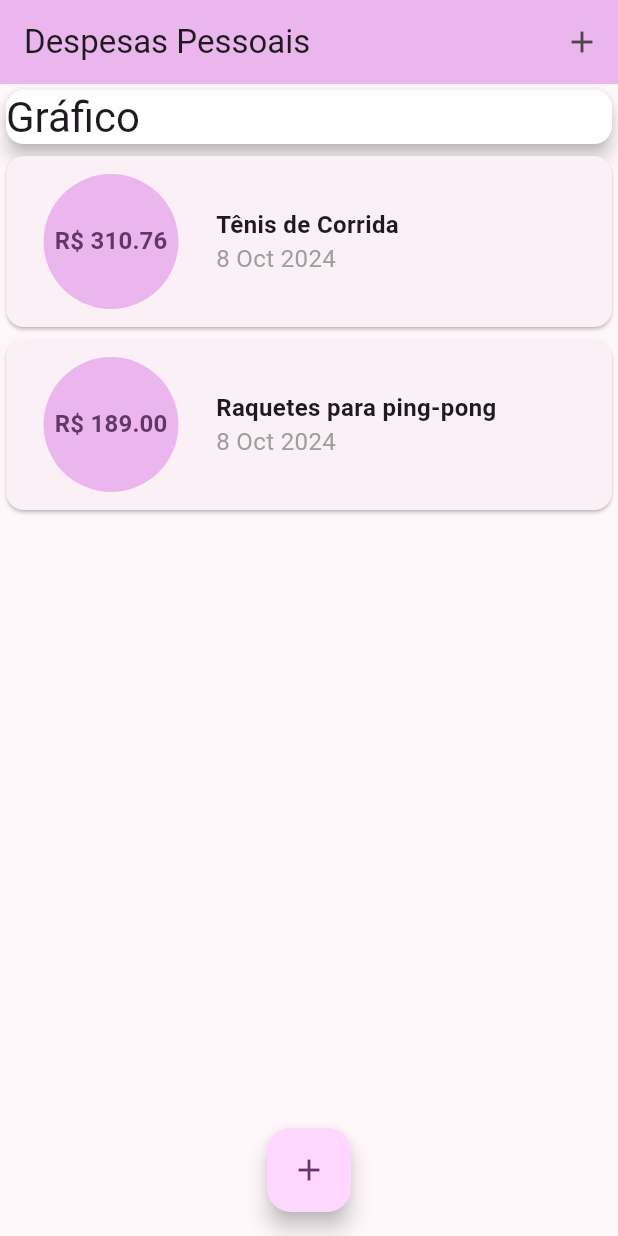
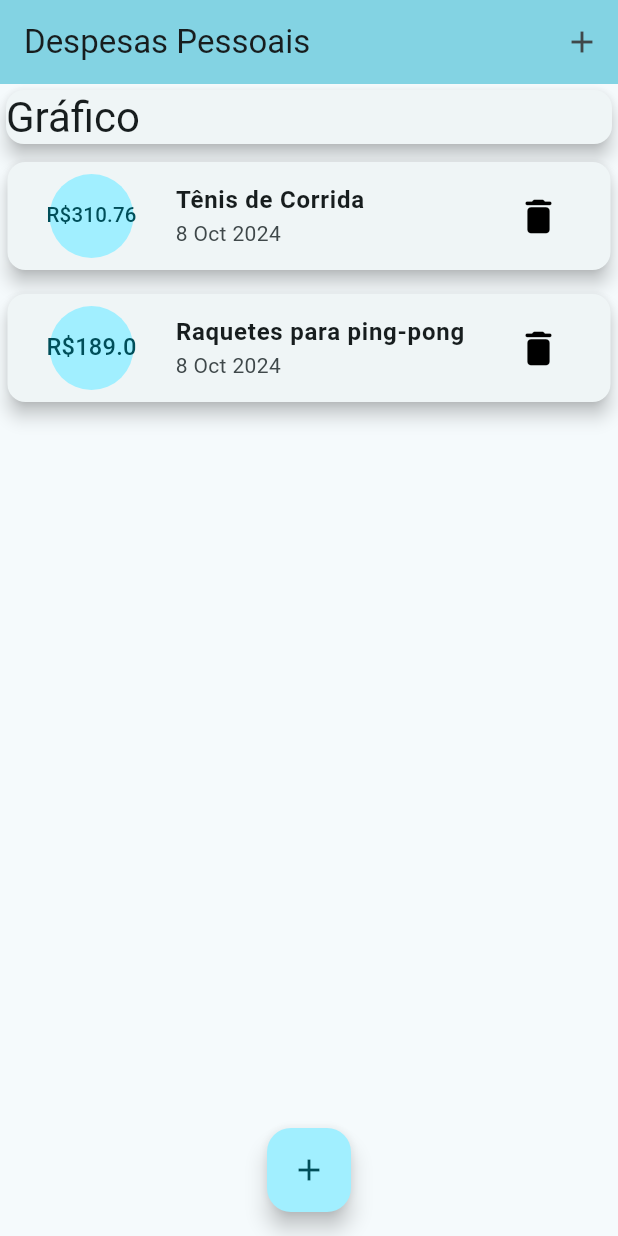
Before and after one commit to FernandoAvellar/expenses, a Flutter app: the screen it shows after launch, on a phone screen of 412 x 824 dp. Run offline on Flutter 3.47's test engine with Material 3 defaults, Android fonts, the phone set to English and light mode, and no system bars.

Commit message:
add ListTile

```diff
--- a/lib/components/transaction_card.dart
+++ b/lib/components/transaction_card.dart
@@ -10,45 +10,31 @@ class TransactionCard extends StatelessWidget {
   @override
   Widget build(BuildContext context) {
     return Card(
-      child: Row(
-        mainAxisAlignment: MainAxisAlignment.start,
-        children: [
-          Container(
-            margin: EdgeInsets.symmetric(
-              vertical: 2,
-              horizontal: 15,
-            ),
-            padding: EdgeInsets.all(10),
-            child: CircleAvatar(
-              radius: 45,
-              backgroundColor: Theme.of(context).colorScheme.inversePrimary,
-              child: Text(
-                'R\$ ${transaction.value.toStringAsFixed(2)}',
-                style: TextStyle(fontWeight: FontWeight.bold, fontSize: 16),
+      elevation: 5,
+      margin: EdgeInsets.symmetric(vertical: 8, horizontal: 5),
+      child: ListTile(
+        leading: CircleAvatar(
+          radius: 40,
+          child: Padding(
+            padding: const EdgeInsets.all(10.0),
+            child: FittedBox(
+              child: Text('R\$${transaction.value}'),
             ),
           ),
         ),
-          Column(
-            crossAxisAlignment: CrossAxisAlignment.start,
-            children: [
-              Text(
+        title: Text(
           transaction.title,
-                textAlign: TextAlign.start,
           style: TextStyle(fontWeight: FontWeight.bold, fontSize: 16),
         ),
-              Text(
+        subtitle: Text(
           DateFormat('d MMM y').format(transaction.date),
-                style: TextStyle(color: Colors.grey, fontSize: 16),
         ),
-            ],
+        trailing: IconButton(
+          iconSize: 30,
+          icon: const Icon(Icons.delete_rounded),
+          color: Colors.black,
+          onPressed: () {},
         ),
-          // IconButton(
-          //   iconSize: 40,
-          //   icon: const Icon(Icons.delete_rounded),
-          //   color: Colors.red[400],
-          //   onPressed: () {},
-          // ),
-        ],
       ),
     );
   }
--- a/lib/components/transaction_list.dart
+++ b/lib/components/transaction_list.dart
@@ -11,7 +11,25 @@ class TransactionList extends StatelessWidget {
   Widget build(BuildContext context) {
     return SizedBox(
       height: 400,
-      child: ListView.builder(
+      child: transactions.isEmpty
+          ? Column(
+              children: [
+                SizedBox(height: 20),
+                Text(
+                  'Nenhuma transação cadastrada!',
+                  style: TextStyle(fontWeight: FontWeight.bold, fontSize: 20),
+                ),
+                SizedBox(height: 20),
+                SizedBox(
+                  height: 200,
+                  child: Image.asset(
+                    'assets/images/waiting.png',
+                    fit: BoxFit.cover,
+                  ),
+                ),
+              ],
+            )
+          : ListView.builder(
               itemCount: transactions.length,
               itemBuilder: (_, index) {
                 final tr = transactions[index];
--- a/lib/main.dart
+++ b/lib/main.dart
@@ -15,7 +15,7 @@ class ExpensesApp extends StatelessWidget {
       debugShowCheckedModeBanner: false,
       title: 'Expenses App',
       theme: ThemeData(
-        colorScheme: ColorScheme.fromSeed(seedColor: Colors.purple),
+        colorScheme: ColorScheme.fromSeed(seedColor: Colors.cyan),
         useMaterial3: true,
       ),
       home: MyHomePage(),
@@ -31,7 +31,7 @@ class MyHomePage extends StatefulWidget {
 }
 
 class _MyHomePageState extends State<MyHomePage> {
-  final _transactions = [
+  final List<Transaction> _transactions = [
     Transaction(
         id: 't1',
         title: 'Tênis de Corrida',
@@ -81,13 +81,11 @@ class _MyHomePageState extends State<MyHomePage> {
       ),
       body: SingleChildScrollView(
         child: Column(
-          //mainAxisAlignment: MainAxisAlignment.spaceAround,
           crossAxisAlignment: CrossAxisAlignment.stretch,
           children: [
             SizedBox(
               width: double.infinity,
               child: Card(
-                color: Theme.of(context).colorScheme.onSecondary,
                 elevation: 5.0,
                 child: Text(
                   'Gráfico',
--- a/pubspec.yaml
+++ b/pubspec.yaml
@@ -58,8 +58,8 @@ flutter:
   uses-material-design: true
 
   # To add assets to your application, add an assets section, like this:
-  # assets:
-  #   - images/a_dot_burr.jpeg
+  assets:
+    - assets/images/waiting.png
   #   - images/a_dot_ham.jpeg
 
   # An image asset can refer to one or more resolution-specific "variants", see
```
Also changed, not shown: assets/images/waiting.png (added), 6 other files. Lines whose indentation alone changed are shown as unchanged.
